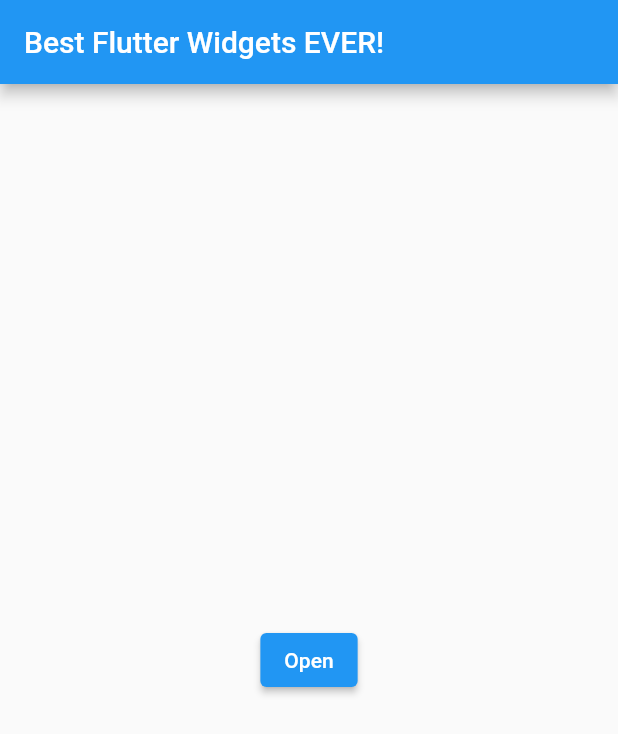
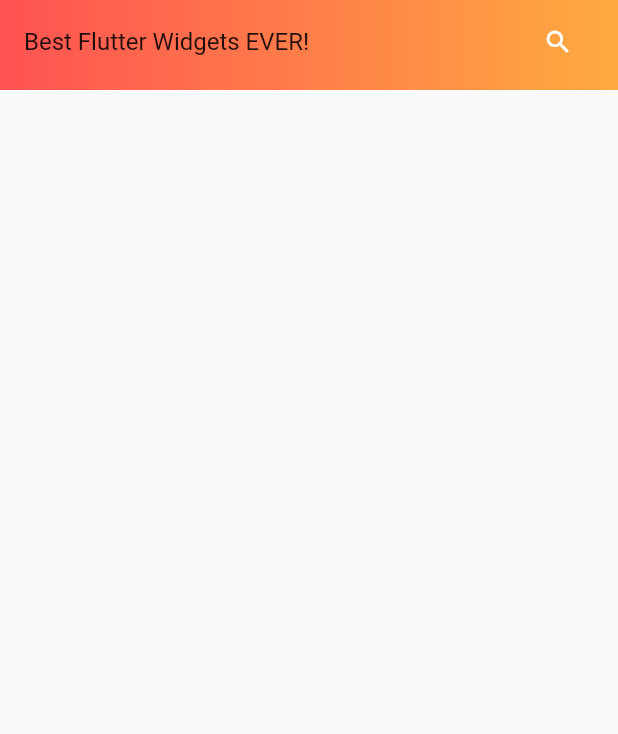
Before and after one commit to YamamotoDesu/best_flutter_widgets_ever, a Flutter app: the screen it shows after launch, on a phone screen of 412 x 824 dp. Shown: the top 734 px of the screen. Run offline on Flutter 3.47's test engine with Material 2 defaults, Android fonts, the phone set to English and light mode, and no system bars.

Commit message:
PreferredSize #2

```diff
--- /dev/null
+++ b/lib/2_preferred_size/preferred_size.dart
@@ -0,0 +1,40 @@
+import 'package:flutter/material.dart';
+
+class MyPreferredSize extends StatelessWidget {
+  const MyPreferredSize({super.key});
+
+  @override
+  Widget build(BuildContext context) {
+    return Scaffold(
+      appBar: PreferredSize(
+        preferredSize: const Size.fromHeight(
+          60.0,
+        ),
+        child: Container(
+          height: 120,
+          decoration: const BoxDecoration(
+            gradient: LinearGradient(
+              colors: [
+                Colors.redAccent,
+                Colors.orangeAccent,
+              ],
+            ),
+          ),
+          child: SafeArea(
+            child: ListTile(
+              title: const Text('Best Flutter Widgets EVER!'),
+              trailing: IconButton(
+                icon: const Icon(
+                    Icons.search,
+                    size: 20,
+                  ),
+                  color: Colors.white,
+                  onPressed: () {},
+              ),
+            ),
+          ),
+        ),
+      ),
+    );
+  }
+}
--- a/lib/main.dart
+++ b/lib/main.dart
@@ -1,4 +1,5 @@
 import 'package:best_flutter_widgets_ever/1_material_banner/material_banner.dart';
+import 'package:best_flutter_widgets_ever/2_preferred_size/preferred_size.dart';
 import 'package:flutter/material.dart';
 
 void main() {
@@ -16,12 +17,13 @@
       theme: ThemeData(
         primarySwatch: Colors.blue,
       ),
-      home: Scaffold(
-        appBar: AppBar(
-          title: const Text('Best Flutter Widgets EVER!'),
-        ),
-        body: const MyMaterialBanner(),
-      ),
+      // home: Scaffold(
+      //   appBar: AppBar(
+      //     title: const Text('Best Flutter Widgets EVER!'),
+      //   ),
+      //   body: const MyPreferredSize(),
+      // ),
+      home: MyPreferredSize(),
     );
   }
 }
```
